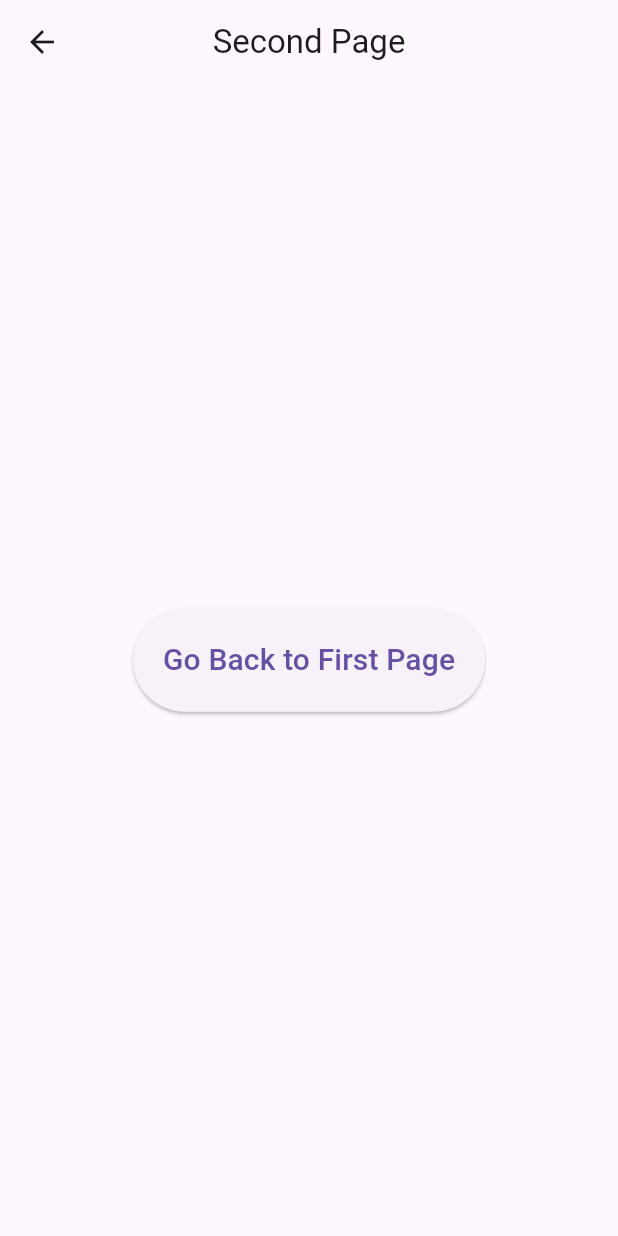
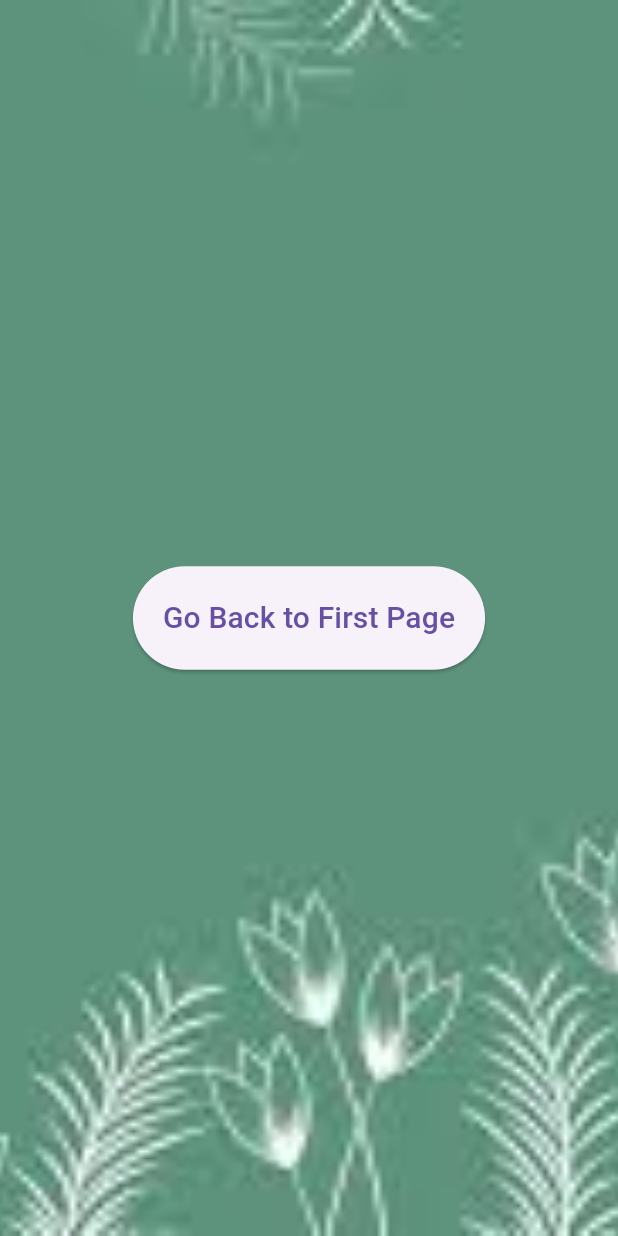
Before and after one commit to AneleNenngwekhulu2515/Dictionary-App, a Flutter app: the screen it shows after launch, after a tap on "Start", on a phone screen of 412 x 824 dp. Run offline on Flutter 3.47's test engine with Material 3 defaults, Android fonts, the phone set to English and light mode, and no system bars.

Commit message:
home page

```diff
--- a/lib/main.dart
+++ b/lib/main.dart
@@ -51,9 +51,10 @@ class FirstPage extends StatelessWidget {
               const SizedBox(height: 20),
               ElevatedButton(
                 style: ElevatedButton.styleFrom(
+                  minimumSize: const Size(200, 60),
                   backgroundColor: const Color.fromARGB(120, 53, 117, 10)
                 ),
-                child: const Text('Start', style: TextStyle(fontSize: 20, color: Colors.black)),
+                child: const Text('Start', style: TextStyle(fontSize: 25, color: Colors.black)),
                 onPressed: () {
                   Navigator.push(
                     context,
--- a/lib/second_page.dart
+++ b/lib/second_page.dart
@@ -4,21 +4,28 @@ class SecondPage extends StatelessWidget {
   @override
   Widget build(BuildContext context) {
     return Scaffold(
-      appBar: AppBar(
-        title: Text('Second Page'),
-        centerTitle: true,
+      body: Container(
+        decoration: const BoxDecoration(
+          image: DecorationImage(
+            image: AssetImage("assets/images/images.jpeg"),
+            fit: BoxFit.cover,
           ),
-      body: Center(
+        ),
+        child: Center(
           child: ElevatedButton(
             style: ElevatedButton.styleFrom(
               padding: EdgeInsets.all(20),
             ),
-          child: Text('Go Back to First Page', style: TextStyle(fontSize: 20)),
+            child: Text(
+              'Go Back to First Page',
+              style: TextStyle(fontSize: 20),
+            ),
             onPressed: () {
               Navigator.pop(context);
             },
           ),
         ),
+      ),
     );
   }
 }
--- a/pubspec.yaml
+++ b/pubspec.yaml
@@ -56,7 +56,7 @@ flutter:
 
   assets:
     - assets/images/main.webp
-    - assets/images/secondpage.avif
+    - assets/images/images.jpeg
 
 
   # To add assets to your application, add an assets section, like this:
```
Also changed, not shown: 5 other files. Lines whose indentation alone changed are shown as unchanged.
